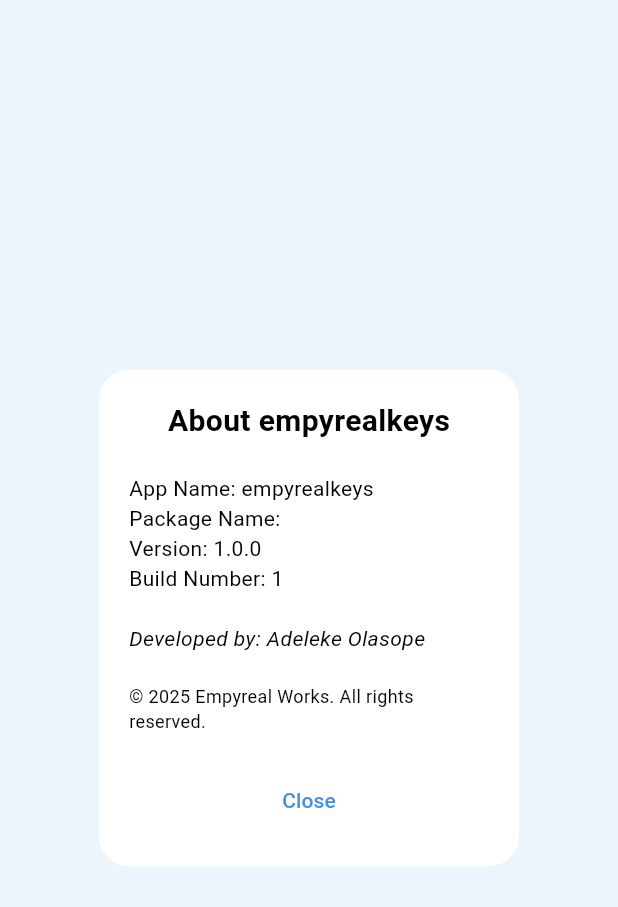
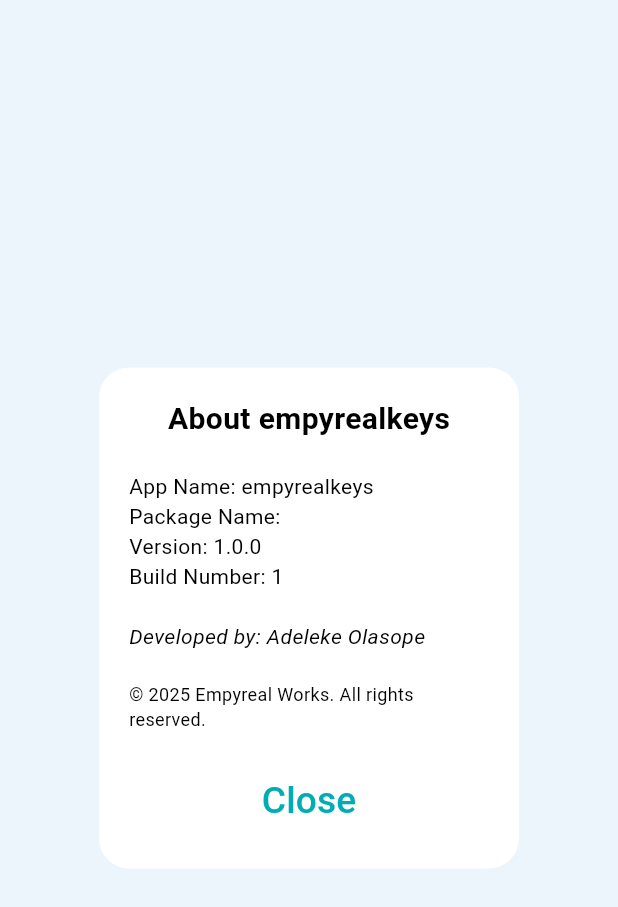
Before and after one commit to adelaykay/empyreal_keys, a Flutter app: the AboutDialogWidget widget shown alone on an empty page, opened directly, on a phone screen of 412 x 824 dp. Shown: the top 907 px of the screen. Run offline on Flutter 3.47's test engine with Material 3 defaults, Android fonts, the phone set to English and light mode, and no system bars; our stand-ins replace device_info_plus, dio, firebase_core, firebase_storage, package_info_plus; missing offline and left inert: firebase_app_check, flutter_midi_pro, iconify_flutter, interactive_slider; accounts and stored records are empty; generated files the repository leaves out were written again; network calls fail.

```diff
--- /dev/null
+++ b/devtools_options.yaml
@@ -0,0 +1,3 @@
+description: This file stores settings for Dart & Flutter DevTools.
+documentation: https://docs.flutter.dev/tools/devtools/extensions#configure-extension-enablement-states
+extensions:
--- a/lib/components/app_theme.dart
+++ b/lib/components/app_theme.dart
@@ -2,8 +2,8 @@
 
 class AppTheme {
   // Define the primary colors
-  static const Color primaryColor = Color(0xFF4A90E2);
-  static const Color secondaryColor = Color(0xFFE76F6B);
+  static const Color primaryColor = Color(0xFF00ADB5);
+  static const Color secondaryColor = Color(0xFFFF5733);
   static const Color scaffoldBackgroundColor = Color(0xFFECF4FC);
   static const Color accentColor = Color(0xFFFFC107);
 
--- a/lib/components/control_panel/about_dialog.dart
+++ b/lib/components/control_panel/about_dialog.dart
@@ -76,7 +76,7 @@
                 onPressed: () {
                   Navigator.of(context).pop();
                 },
-                child: const Text('Close'),
+                child: Text('Close', style: TextStyle(fontSize: MediaQuery.sizeOf(context).height * 0.03)),
               ),
             ),
           ],
--- /dev/null
+++ b/lib/flutter_oknob/widgets/flutter_widget_painter.dart
@@ -0,0 +1,80 @@
+import 'dart:math';
+
+import 'package:flutter/material.dart';
+
+class FlutterKnobPainter extends CustomPainter {
+  final double value;
+  final double minValue;
+  final double maxValue;
+  final Color markerColor;
+  final Gradient outerRingGradient;
+  final Gradient innerKnobGradient;
+
+  FlutterKnobPainter({
+    required this.value,
+    required this.minValue,
+    required this.maxValue,
+    required this.markerColor,
+    required this.outerRingGradient,
+    required this.innerKnobGradient,
+  });
+
+  @override
+  void paint(Canvas canvas, Size size) {
+    final Paint outerRingPaint = Paint()
+      ..shader = outerRingGradient.createShader(
+        Rect.fromCircle(
+          center: Offset(size.width / 2, size.height / 2),
+          radius: size.width / 2,
+        ),
+      )
+      ..style = PaintingStyle.fill;
+
+    final Paint innerKnobPaint = Paint()
+      ..shader = innerKnobGradient.createShader(
+        Rect.fromCircle(
+          center: Offset(size.width / 2, size.height / 2),
+          radius: size.width / 2.5,
+        ),
+      )
+      ..style = PaintingStyle.fill;
+
+    final Paint markerPaint = Paint()
+      ..color = markerColor
+      ..style = PaintingStyle.stroke
+      ..strokeWidth = 2.0;
+
+    // Draw outer ring
+    canvas.drawCircle(
+      Offset(size.width / 2, size.height / 2),
+      size.width / 2,
+      outerRingPaint,
+    );
+
+    // Draw inner knob
+    canvas.drawCircle(
+      Offset(size.width / 2, size.height / 2),
+      size.width / 2.8,
+      innerKnobPaint,
+    );
+
+    // Draw marker
+    final normalizedValue = (value - minValue) / (maxValue - minValue);
+    final double angle = normalizedValue * pi - pi; // Gauge-style angle
+    final Offset markerStart = Offset(
+      size.width / 2 + cos(angle) * size.width / 3.5,
+      size.height / 2 + sin(angle) * size.height / 3.5,
+    );
+    final Offset markerEnd = Offset(
+      size.width / 2 + cos(angle) * size.width / 2.5,
+      size.height / 2 + sin(angle) * size.width / 2.5,
+    );
+
+    canvas.drawLine(markerStart, markerEnd, markerPaint);
+  }
+
+  @override
+  bool shouldRepaint(covariant CustomPainter oldDelegate) {
+    return true;
+  }
+}
--- a/lib/main.dart
+++ b/lib/main.dart
@@ -50,6 +50,7 @@
   @override
   Widget build(BuildContext context) {
     return MaterialApp(
+      debugShowCheckedModeBanner: false,
       title: 'Pia-Know',
       theme: AppTheme.lightTheme,
       darkTheme: AppTheme.darkTheme,
--- a/lib/screens/piano_screen.dart
+++ b/lib/screens/piano_screen.dart
@@ -68,7 +68,7 @@
               Color(0xFF4A4A4A),
               Color(0xFF333333),
             ])),
-        child: const Padding(
+        child: Padding(
           padding: EdgeInsets.all(20.0),
           child: Column(
             children: [
```
Also changed, not shown: lib/components/control_panel/display.dart (+15 -5 lines), lib/components/control_panel/keyboard_settings.dart (+13 -11 lines), lib/components/control_panel/octave_selector.dart (+13 -19 lines), lib/components/control_panel/piano_controls.dart (+52 -22 lines), lib/flutter_oknob/flutter_oldschool_knob.dart (added, +190 -0 lines).
